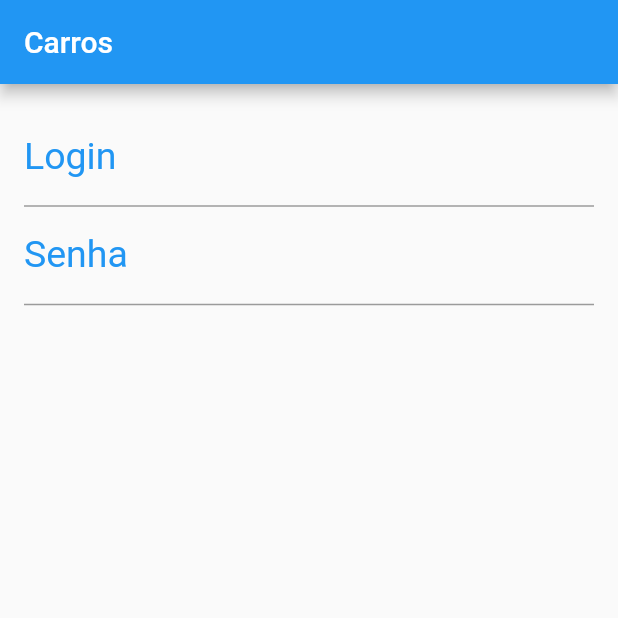
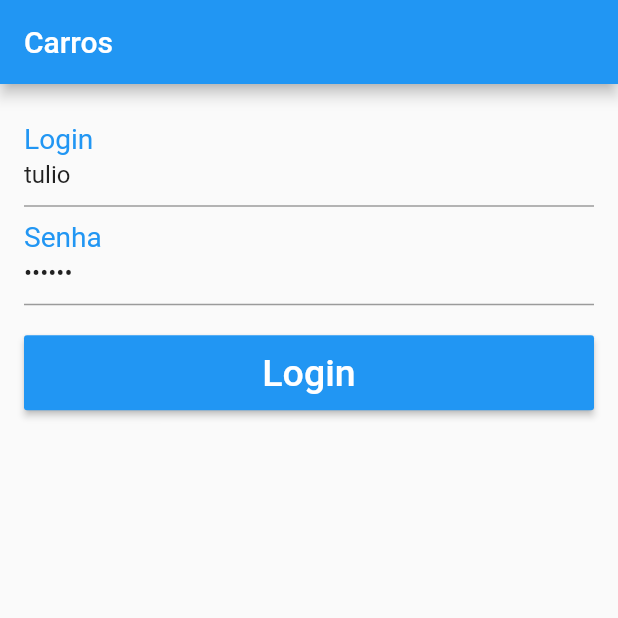
Before and after one commit to FrancaTM/cars-sample, a Flutter app: the screen it shows after launch, on a phone screen of 412 x 824 dp, the top half of it. Run offline on Flutter 3.47's test engine with Material 2 defaults, Android fonts, the phone set to English and light mode, and no system bars.

Commit message:
adiciona texteditingcontrollers

```diff
--- a/lib/login_page.dart
+++ b/lib/login_page.dart
@@ -1,6 +1,9 @@
 import 'package:flutter/material.dart';
 
 class LoginPage extends StatelessWidget {
+  final _loginController = TextEditingController(text: 'tulio');
+  final _senhaController = TextEditingController(text: '123456');
+
   @override
   Widget build(BuildContext context) {
     return Scaffold(
@@ -19,6 +22,7 @@ class LoginPage extends StatelessWidget {
       child: ListView(
         children: <Widget>[
           TextFormField(
+            controller: _loginController,
             decoration: InputDecoration(
               labelText: 'Login',
               labelStyle: TextStyle(color: Colors.blue, fontSize: 25.0),
@@ -27,6 +31,7 @@ class LoginPage extends StatelessWidget {
             keyboardType: TextInputType.text,
           ),
           TextFormField(
+            controller: _senhaController,
             obscureText: true,
             decoration: InputDecoration(
               labelText: 'Senha',
@@ -35,8 +40,27 @@ class LoginPage extends StatelessWidget {
             ),
             keyboardType: TextInputType.number,
           ),
+          Container(
+            margin: EdgeInsets.only(top: 20.0),
+            height: 50.0,
+            child: RaisedButton(
+              color: Colors.blue,
+              child: Text(
+                'Login',
+                style: TextStyle(fontSize: 25.0, color: Colors.white),
+              ),
+              onPressed: _onPressedLogin,
+            ),
+          ),
         ],
       ),
     );
   }
+
+  _onPressedLogin() {
+    final login = _loginController.text;
+    final senha = _senhaController.text;
+
+    print('$login, $senha');
+  }
 }
```
